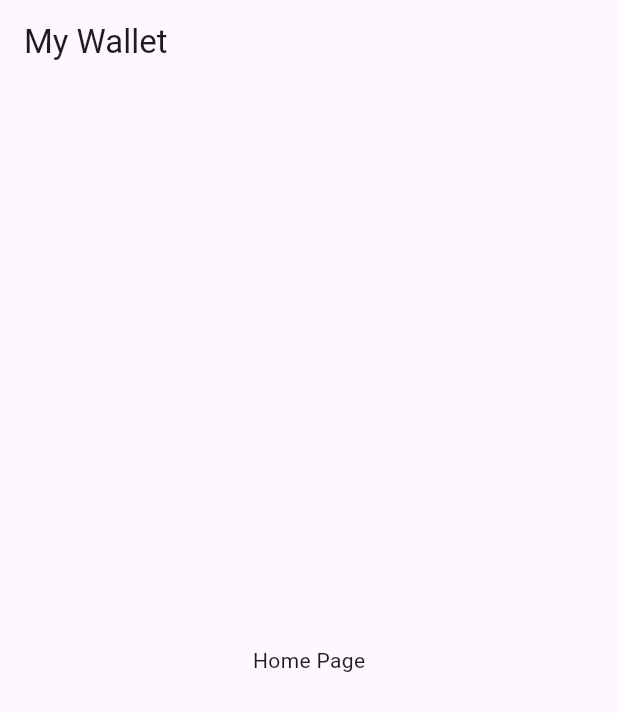
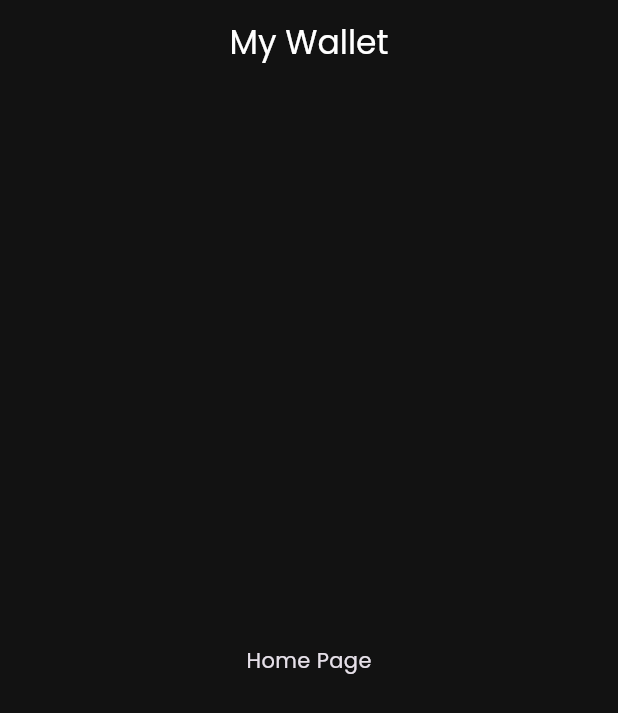
Before and after one commit to ferdoushasanpr/Personal-Wallet, a Flutter app: the screen it shows after launch, on a phone screen of 412 x 824 dp. Shown: the top 713 px of the screen. Run offline on Flutter 3.47's test engine with Material 3 defaults, Android fonts, the phone set to English and light mode, and no system bars; our stand-ins replace flutter_riverpod, google_fonts.

Commit message:
feat: Constant Color Module Added

```diff
--- a/lib/main.dart
+++ b/lib/main.dart
@@ -1,7 +1,28 @@
 import 'package:flutter/material.dart';
 import 'package:flutter_riverpod/flutter_riverpod.dart';
+import 'package:personalwallet/constant/colors.dart';
 import 'package:google_fonts/google_fonts.dart';
 import "package:personalwallet/screens/home_screen.dart";
+
+ThemeData appTheme() {
+  return ThemeData.dark().copyWith(
+    scaffoldBackgroundColor: AppColors.background,
+    cardColor: AppColors.surface,
+    colorScheme: const ColorScheme.dark(
+      primary: AppColors.primary,
+      surface: AppColors.surface,
+    ),
+    textTheme: GoogleFonts.poppinsTextTheme(ThemeData.dark().textTheme),
+    appBarTheme: const AppBarTheme(
+      backgroundColor: AppColors.background,
+      elevation: 0,
+      centerTitle: true,
+    ),
+    floatingActionButtonTheme: const FloatingActionButtonThemeData(
+      backgroundColor: AppColors.primary,
+    ),
+  );
+}
 
 void main() {
   runApp(const ProviderScope(child: MyApp()));
@@ -14,6 +35,7 @@ class MyApp extends StatelessWidget {
   Widget build(BuildContext context) {
     return MaterialApp(
       title: 'Wallet Dark',
+      theme: appTheme(),
       home: const HomeScreen(),
       debugShowCheckedModeBanner: false,
     );
```
Also changed, not shown: lib/constant/colors.dart (added, +11 -0 lines).
